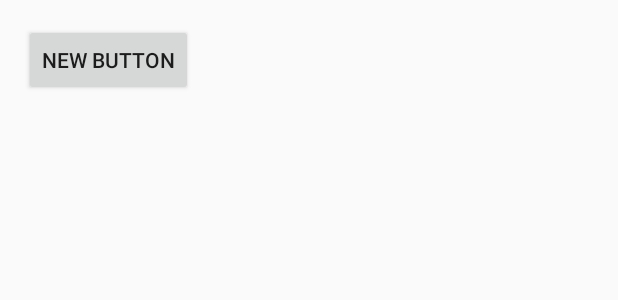
After one commit to schenning/Votefit, an Android app: the layout content_profile.xml on its own in the app's theme, with its tools: preview values and no code run, on a phone screen of 412 x 824 dp. The commit adds this screen. Shown: the top 300 px of the screen. Run offline under Robolectric (Android 15) with nearby library versions, the phone set to English and light mode, and no system bars.

```diff
--- a/app/src/main/res/layout/activity_vote.xml
+++ b/app/src/main/res/layout/activity_vote.xml
@@ -39,7 +39,7 @@
         android:layout_width="wrap_content"
         android:layout_height="wrap_content"
         android:textAppearance="?android:attr/textAppearanceMedium"
-        android:text="where the bitches at"
+        android:text="test123"
         android:id="@+id/text"
         android:layout_below="@+id/button3"
         android:layout_centerHorizontal="true"
--- /dev/null
+++ b/app/src/main/res/layout/content_profile.xml
@@ -0,0 +1,19 @@
+<?xml version="1.0" encoding="utf-8"?>
+<RelativeLayout xmlns:android="http://schemas.android.com/apk/res/android"
+    xmlns:tools="http://schemas.android.com/tools"
+    xmlns:app="http://schemas.android.com/apk/res-auto" android:layout_width="match_parent"
+    android:layout_height="match_parent" android:paddingLeft="@dimen/activity_horizontal_margin"
+    android:paddingRight="@dimen/activity_horizontal_margin"
+    android:paddingTop="@dimen/activity_vertical_margin"
+    android:paddingBottom="@dimen/activity_vertical_margin"
+    app:layout_behavior="@string/appbar_scrolling_view_behavior"
+    tools:showIn="@layout/activity_profile"
+    tools:context="com.example.schei.votefit.ProfileActivity">
+
+    <Button
+        style="?android:attr/buttonStyleSmall"
+        android:layout_width="wrap_content"
+        android:layout_height="wrap_content"
+        android:text="New Button"
+        android:id="@+id/button4" />
+</RelativeLayout>
```
Also changed, not shown: app/src/main/java/com/example/schei/votefit/ApplicationController.java (added, +101 -0 lines), app/src/main/java/com/example/schei/votefit/ImageLoadTask.java (added, +66 -0 lines), app/src/main/java/com/example/schei/votefit/Preferences.java (added, +15 -0 lines), app/src/main/java/com/example/schei/votefit/ProfileActivity.java (added, +21 -0 lines).
